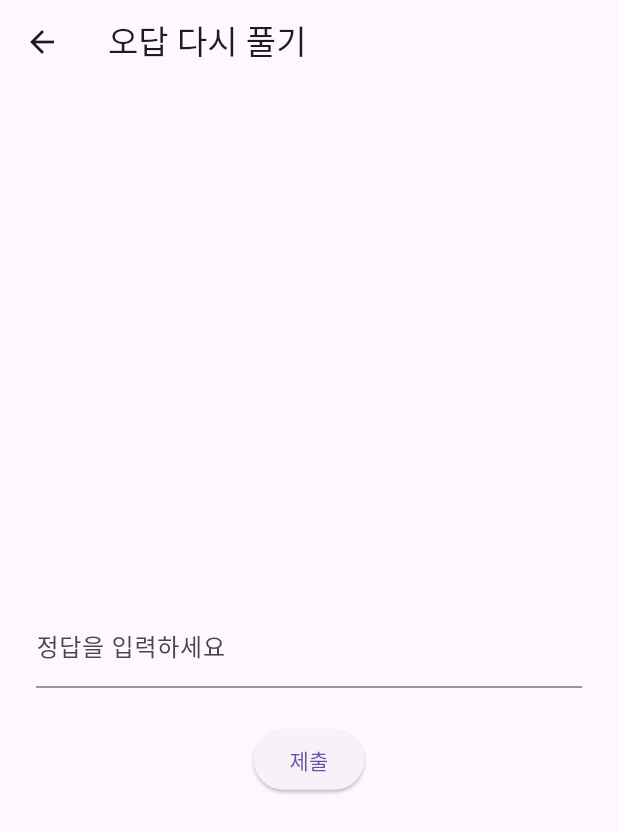
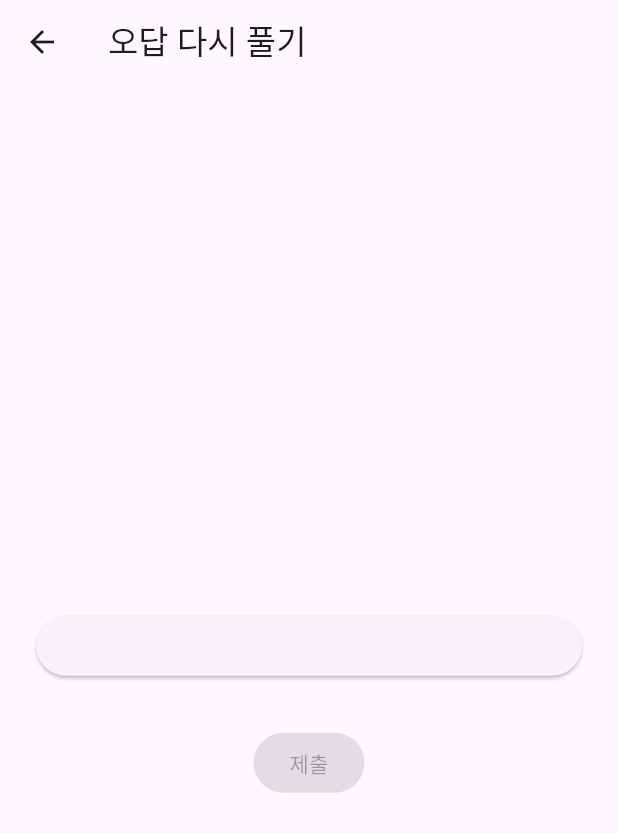
Before and after one commit to TEAM-ALOM/flutter-study-EuiMinHong, a Flutter app: the RetakeQuizScreen screen opened directly with empty values, on a phone screen of 412 x 824 dp. Shown: the top 833 px of the screen. Run offline on Flutter 3.47's test engine with Material 3 defaults, Android fonts, the phone set to English and light mode, and no system bars; our stand-ins replace cloud_firestore, firebase_auth, firebase_core, google_sign_in, html_unescape; missing offline and left inert: firebase_ui_auth; accounts and stored records are empty; network calls fail.

Commit message:
과제 4주차 완

```diff
--- a/lib/screens/retake_quiz_screen.dart
+++ b/lib/screens/retake_quiz_screen.dart
@@ -6,11 +6,13 @@ class RetakeQuizScreen extends StatefulWidget {
   final String quiz;
   final String correctAnswer;
   final String docId; // Firestore 문서 ID
+  final List<String> incorrectAnswers; // 오답 리스트
   const RetakeQuizScreen({
     super.key,
     required this.quiz,
     required this.correctAnswer,
     required this.docId,
+    required this.incorrectAnswers,
   });
 
   @override
@@ -18,14 +20,25 @@ class RetakeQuizScreen extends StatefulWidget {
 }
 
 class _RetakeQuizScreenState extends State<RetakeQuizScreen> {
-  final _controller = TextEditingController();
+  String? _selectedAnswer;
   bool _showError = false;
   bool _isSubmitting = false;
+  late List<String> _shuffledAnswers;
+
+  @override
+  void initState() {
+    super.initState();
+    // 정답과 오답을 합쳐서 섞기
+    _shuffledAnswers = [widget.correctAnswer, ...widget.incorrectAnswers];
+    _shuffledAnswers.shuffle();
+  }
 
   Future<void> _submit() async {
-    setState(() { _isSubmitting = true; });
-    if (_controller.text.trim() == widget.correctAnswer) {
-      // Firestore에서 오답 삭제
+    setState(() {
+      _isSubmitting = true;
+    });
+    // 선택한 답이 정답이면 Firestore에서 오답 삭제
+    if (_selectedAnswer == widget.correctAnswer) {
       final user = FirebaseAuth.instance.currentUser;
       if (user != null) {
         await FirebaseFirestore.instance
@@ -35,14 +48,16 @@ class _RetakeQuizScreenState extends State<RetakeQuizScreen> {
             .doc(widget.docId)
             .delete();
       }
-      if (mounted) {
-        ScaffoldMessenger.of(context).showSnackBar(
-          const SnackBar(content: Text('정답! 오답노트에서 삭제되었습니다.')),
-        );
-        Navigator.of(context).pop(true); // 성공적으로 풀었음을 반환
-      }
+      if (!mounted) return; // dispose된 context 방지
+      ScaffoldMessenger.of(context).showSnackBar(
+        const SnackBar(content: Text('정답! 오답노트에서 삭제되었습니다.')),
+      );
+      Navigator.of(context).pop(true); // 성공적으로 풀었음을 반환
     } else {
-      setState(() { _showError = true; _isSubmitting = false; });
+      setState(() {
+        _showError = true;
+        _isSubmitting = false;
+      });
     }
   }
 
@@ -55,12 +70,33 @@ class _RetakeQuizScreenState extends State<RetakeQuizScreen> {
         child: Column(
           mainAxisAlignment: MainAxisAlignment.center,
           children: [
-            Text(widget.quiz, style: const TextStyle(fontSize: 20, fontWeight: FontWeight.bold)),
+            Text(
+              widget.quiz,
+              style: const TextStyle(fontSize: 20, fontWeight: FontWeight.bold),
+            ),
             const SizedBox(height: 24),
-            TextField(
-              controller: _controller,
-              decoration: const InputDecoration(labelText: '정답을 입력하세요'),
-            ),
+            // 정답 + 오답을 섞어서 객관식 버튼으로 표시
+            for (final answer in _shuffledAnswers)
+              Container(
+                width: double.infinity,
+                margin: const EdgeInsets.symmetric(vertical: 6),
+                child: ElevatedButton(
+                  style: ElevatedButton.styleFrom(
+                    backgroundColor:
+                        _selectedAnswer == answer ? Colors.blueAccent : null,
+                  ),
+                  onPressed:
+                      _isSubmitting
+                          ? null
+                          : () {
+                            setState(() {
+                              _selectedAnswer = answer;
+                              _showError = false;
+                            });
+                          },
+                  child: Text(answer),
+                ),
+              ),
             if (_showError)
               const Padding(
                 padding: EdgeInsets.only(top: 8.0),
@@ -68,8 +104,12 @@ class _RetakeQuizScreenState extends State<RetakeQuizScreen> {
               ),
             const SizedBox(height: 24),
             ElevatedButton(
-              onPressed: _isSubmitting ? null : _submit,
-              child: _isSubmitting ? const CircularProgressIndicator() : const Text('제출'),
+              onPressed:
+                  _isSubmitting || _selectedAnswer == null ? null : _submit,
+              child:
+                  _isSubmitting
+                      ? const CircularProgressIndicator()
+                      : const Text('제출'),
             ),
           ],
         ),
@@ -77,3 +117,11 @@ class _RetakeQuizScreenState extends State<RetakeQuizScreen> {
     );
   }
 }
+
+// 사용 예시 및 전달 방법:
+// RetakeQuizScreen(
+//   quiz: data['quiz'],
+//   correctAnswer: data['correctAnswer'],
+//   docId: docId,
+//   incorrectAnswers: List<String>.from(data['incorrectAnswers'] ?? []),
+// )
--- a/lib/screens/wrong_note_screen.dart
+++ b/lib/screens/wrong_note_screen.dart
@@ -49,7 +49,7 @@ class WrongNoteScreen extends StatelessWidget {
                   trailing: ElevatedButton(
                     child: const Text('다시 풀기'),
                     onPressed: () async {
-                      // RetakeQuizScreen으로 이동
+                      // Firestore에서 문제의 오답 리스트도 함께 전달
                       final result = await Navigator.push(
                         context,
                         MaterialPageRoute(
@@ -58,10 +58,14 @@ class WrongNoteScreen extends StatelessWidget {
                                 quiz: data['quiz'] ?? '',
                                 correctAnswer: data['correctAnswer'] ?? '',
                                 docId: docId,
+                                incorrectAnswers: List<String>.from(
+                                  data['incorrectAnswers'] ?? [],
+                                ),
                               ),
                         ),
                       );
                       // 맞으면 오답에서 삭제 안내
+                      if (!context.mounted) return;
                       if (result == true) {
                         ScaffoldMessenger.of(context).showSnackBar(
                           const SnackBar(content: Text('오답에서 삭제되었습니다!')),
```
Also changed, not shown: lib/screens/home_screen.dart (+12 -1 lines), lib/services/firebase_service.dart (+11 -2 lines).
